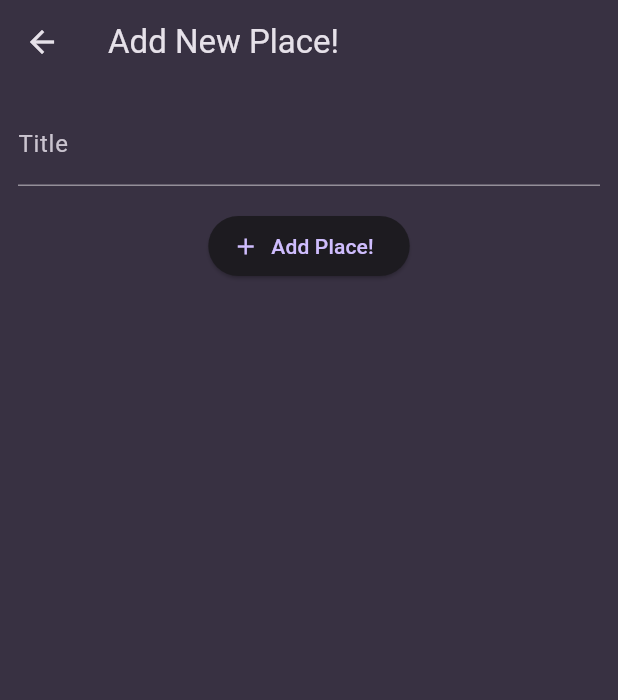
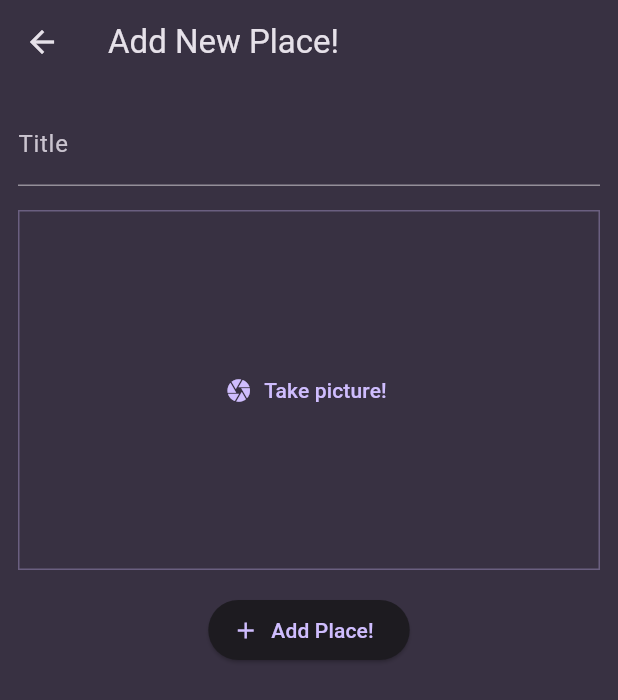
Before and after one commit to Adriatik-Berdufi/favorites_place, a Flutter app: the screen it shows after launch, after a tap on the "add" icon, on a phone screen of 412 x 824 dp. Shown: the top 700 px of the screen. Run offline on Flutter 3.47's test engine with Material 3 defaults, Android fonts, the phone set to English and light mode, and no system bars; our stand-ins replace flutter_riverpod, image_picker.

Commit message:
add picker_image packege

```diff
--- a/lib/main.dart
+++ b/lib/main.dart
@@ -27,7 +27,7 @@
     return MaterialApp(
       title: 'Great Places',
       theme: theme,
-      home: PlacesScreen(),
+      home: const PlacesScreen(),
     );
   }
 }
--- a/lib/models/place.dart
+++ b/lib/models/place.dart
@@ -1,9 +1,11 @@
 import 'package:uuid/uuid.dart';
+import 'dart:io';
 
 const uuid = Uuid();
 
 class Place {
-  Place({required this.title}) : id = uuid.v4();
+  Place({required this.title, required this.image}) : id = uuid.v4();
   final String title;
   final String id;
+  final File image;
 }
--- a/lib/providers/user_places.dart
+++ b/lib/providers/user_places.dart
@@ -1,11 +1,12 @@
 import 'package:favorites_place/models/place.dart';
 import 'package:flutter_riverpod/flutter_riverpod.dart';
+import 'dart:io';
 
 class UserPlacesNotifier extends StateNotifier<List<Place>> {
   UserPlacesNotifier() : super(const []);
 
-  void addPlce(String title) {
-    final newPlace = Place(title: title);
+  void addPlce(String title, File image) {
+    final newPlace = Place(title: title, image: image);
     state = [newPlace, ...state];
   }
 }
--- a/lib/screens/add_place.dart
+++ b/lib/screens/add_place.dart
@@ -1,7 +1,8 @@
-import 'package:favorites_place/main.dart';
 import 'package:favorites_place/providers/user_places.dart';
+import 'package:favorites_place/widget/image_input.dart';
 import 'package:flutter/material.dart';
 import 'package:flutter_riverpod/flutter_riverpod.dart';
+import 'dart:io';
 
 class AddPlaceScreen extends ConsumerStatefulWidget {
   const AddPlaceScreen({super.key});
@@ -13,6 +14,7 @@
 
 class _AddPlaceScreenState extends ConsumerState<AddPlaceScreen> {
   final _titleController = TextEditingController();
+  File? _selectedImage;
   @override
   void dispose() {
     _titleController.dispose();
@@ -21,10 +23,10 @@
 
   void _savePlace() {
     final enterTitle = _titleController.text;
-    if (enterTitle.isEmpty) {
+    if (enterTitle.isEmpty || _selectedImage == null) {
       return;
     }
-    ref.read(userPlacesProvider.notifier).addPlce(enterTitle);
+    ref.read(userPlacesProvider.notifier).addPlce(enterTitle, _selectedImage!);
     Navigator.of(context).pop();
   }
 
@@ -46,6 +48,10 @@
               ),
             ),
             const SizedBox(height: 16),
+            ImageInput(onPickImage: (image) {
+              _selectedImage = image;
+            }),
+            const SizedBox(height: 16),
             ElevatedButton.icon(
               onPressed: _savePlace,
               icon: const Icon(Icons.add),
--- a/lib/screens/places.dart
+++ b/lib/screens/places.dart
@@ -25,8 +25,11 @@
           ),
         ],
       ),
-      body: PlacesList(
-        places: userPlaces,
+      body: Padding(
+        padding: const EdgeInsets.all(8.0),
+        child: PlacesList(
+          places: userPlaces,
+        ),
       ),
     );
   }
--- /dev/null
+++ b/lib/widget/image_input.dart
@@ -0,0 +1,60 @@
+import 'dart:io';
+import 'package:flutter/material.dart';
+import 'package:image_picker/image_picker.dart';
+
+class ImageInput extends StatefulWidget {
+  const ImageInput({super.key, required this.onPickImage});
+
+  final void Function(File image) onPickImage;
+  @override
+  State<ImageInput> createState() {
+    return _ImageInputState();
+  }
+}
+
+class _ImageInputState extends State<ImageInput> {
+  File? _selectedImage;
+
+  void _takePicture() async {
+    final imagePicker = ImagePicker();
+    final pickedImage =
+        await imagePicker.pickImage(source: ImageSource.camera, maxWidth: 600);
+    if (pickedImage == null) {
+      return;
+    }
+    setState(() {
+      _selectedImage = File(pickedImage.path);
+    });
+    widget.onPickImage(_selectedImage!);
+  }
+
+  @override
+  Widget build(BuildContext context) {
+    Widget content = TextButton.icon(
+      onPressed: _takePicture,
+      icon: const Icon(Icons.camera),
+      label: const Text('Take picture!'),
+    );
+    if (_selectedImage != null) {
+      content = GestureDetector(
+        onTap: _takePicture,
+        child: Image.file(
+          _selectedImage!,
+          fit: BoxFit.cover,
+          width: double.infinity,
+          height: double.infinity,
+        ),
+      );
+    }
+    return Container(
+        decoration: BoxDecoration(
+            border: Border.all(
+          width: 1,
+          color: Theme.of(context).colorScheme.primary.withOpacity(0.33),
+        )),
+        height: 240,
+        width: double.infinity,
+        alignment: Alignment.center,
+        child: content);
+  }
+}
--- a/lib/widget/places_list.dart
+++ b/lib/widget/places_list.dart
@@ -20,6 +20,10 @@
     return ListView.builder(
       itemCount: places.length,
       itemBuilder: (ctx, index) => ListTile(
+        leading: CircleAvatar(
+          radius: 26,
+          backgroundImage: FileImage(places[index].image),
+        ),
         title: Text(
           places[index].title,
           style: Theme.of(context)
--- a/pubspec.yaml
+++ b/pubspec.yaml
@@ -36,6 +36,7 @@
   cupertino_icons: ^1.0.8
   uuid: ^4.5.1
   flutter_riverpod: ^2.5.1
+  image_picker: ^1.1.2
 
 dev_dependencies:
   flutter_test:
```
Also changed, not shown: pubspec.lock, 12 other files.
